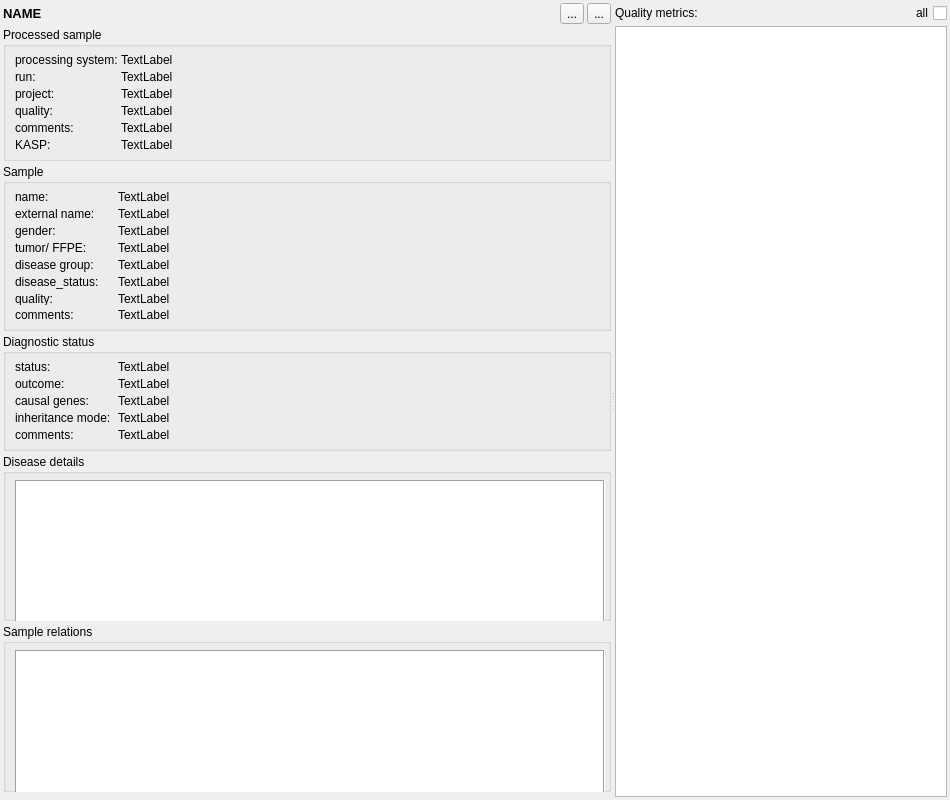
This is src/GSvar/ProcessedSampleWidget.ui in imgag/ngs-bits as Qt 5 draws it before an edit. The edited form follows.
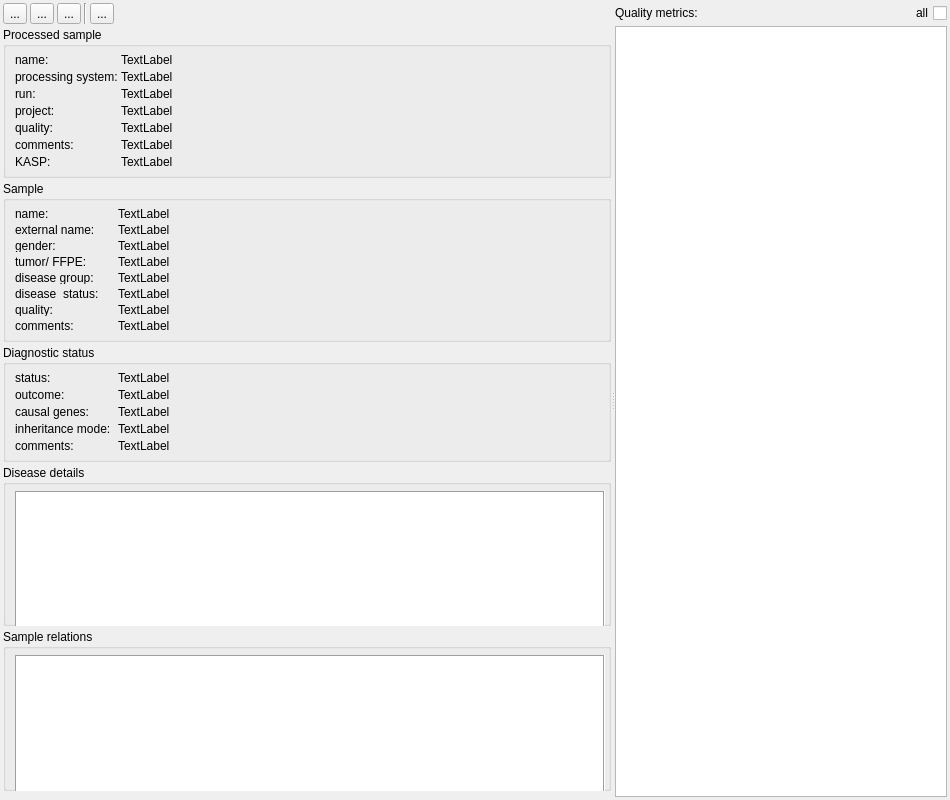
This is the edited form. Icons and pictures are not drawn. Custom widgets are drawn as their Qt base class.

What changed in the file:
```diff
--- a/src/GSvar/ProcessedSampleWidget.ui
+++ b/src/GSvar/ProcessedSampleWidget.ui
@@ -54,19 +54,27 @@
        <item>
         <layout class="QHBoxLayout" name="horizontalLayout_3">
          <item>
-          <widget class="QLabel" name="name">
-           <property name="font">
-            <font>
-             <pointsize>10</pointsize>
-             <weight>75</weight>
-             <bold>true</bold>
-            </font>
+          <widget class="QToolButton" name="edit_btn">
+           <property name="text">
+            <string>...</string>
            </property>
+           <property name="icon">
+            <iconset resource="GSvar.qrc">
+             <normaloff>:/Icons/Edit.png</normaloff>:/Icons/Edit.png</iconset>
+           </property>
+           <property name="popupMode">
+            <enum>QToolButton::InstantPopup</enum>
+           </property>
+          </widget>
+         </item>
+         <item>
+          <widget class="QToolButton" name="folder_btn">
            <property name="text">
-            <string>NAME</string>
+            <string>...</string>
            </property>
-           <property name="textInteractionFlags">
-            <set>Qt::LinksAccessibleByMouse|Qt::TextSelectableByMouse</set>
+           <property name="icon">
+            <iconset resource="GSvar.qrc">
+             <normaloff>:/Icons/Folder.png</normaloff>:/Icons/Folder.png</iconset>
            </property>
           </widget>
          </item>
@@ -85,19 +93,42 @@
           </widget>
          </item>
          <item>
-          <widget class="QToolButton" name="edit_btn">
+          <widget class="Line" name="line">
+           <property name="orientation">
+            <enum>Qt::Vertical</enum>
+           </property>
+          </widget>
+         </item>
+         <item>
+          <widget class="QToolButton" name="igv_btn">
+           <property name="toolTip">
+            <string>&lt;html&gt;&lt;head/&gt;&lt;body&gt;&lt;p&gt;Add tracks of this processed sample to IGV&lt;/p&gt;&lt;/body&gt;&lt;/html&gt;</string>
+           </property>
            <property name="text">
             <string>...</string>
            </property>
            <property name="icon">
             <iconset resource="GSvar.qrc">
-             <normaloff>:/Icons/Edit.png</normaloff>:/Icons/Edit.png</iconset>
+             <normaloff>:/Icons/IGV.png</normaloff>:/Icons/IGV.png</iconset>
            </property>
            <property name="popupMode">
             <enum>QToolButton::InstantPopup</enum>
            </property>
           </widget>
          </item>
+         <item>
+          <spacer name="horizontalSpacer">
+           <property name="orientation">
+            <enum>Qt::Horizontal</enum>
+           </property>
+           <property name="sizeHint" stdset="0">
+            <size>
+             <width>40</width>
+             <height>20</height>
+            </size>
+           </property>
+          </spacer>
+         </item>
         </layout>
        </item>
        <item>
@@ -130,7 +161,7 @@
           <property name="bottomMargin">
            <number>6</number>
           </property>
-          <item row="0" column="0">
+          <item row="1" column="0">
            <widget class="QLabel" name="label_3">
             <property name="minimumSize">
              <size>
@@ -143,7 +174,7 @@
             </property>
            </widget>
           </item>
-          <item row="0" column="1">
+          <item row="1" column="1">
            <widget class="QLabel" name="system">
             <property name="text">
              <string>TextLabel</string>
@@ -153,14 +184,14 @@
             </property>
            </widget>
           </item>
-          <item row="1" column="0">
+          <item row="2" column="0">
            <widget class="QLabel" name="label_4">
             <property name="text">
              <string>run:</string>
             </property>
            </widget>
           </item>
-          <item row="1" column="1">
+          <item row="2" column="1">
            <widget class="QLabel" name="run">
             <property name="text">
              <string>TextLabel</string>
@@ -170,14 +201,14 @@
             </property>
            </widget>
           </item>
-          <item row="2" column="0">
+          <item row="3" column="0">
            <widget class="QLabel" name="label_5">
             <property name="text">
              <string>project:</string>
             </property>
            </widget>
           </item>
-          <item row="2" column="1">
+          <item row="3" column="1">
            <widget class="QLabel" name="project">
             <property name="text">
              <string>TextLabel</string>
@@ -187,14 +218,14 @@
             </property>
            </widget>
           </item>
-          <item row="3" column="0">
+          <item row="4" column="0">
            <widget class="QLabel" name="label_9">
             <property name="text">
              <string>quality:</string>
             </property>
            </widget>
           </item>
-          <item row="3" column="1">
+          <item row="4" column="1">
            <widget class="QLabel" name="quality">
             <property name="text">
              <string>TextLabel</string>
@@ -204,14 +235,14 @@
             </property>
            </widget>
           </item>
-          <item row="4" column="0">
+          <item row="5" column="0">
            <widget class="QLabel" name="label_10">
             <property name="text">
              <string>comments:</string>
             </property>
            </widget>
           </item>
-          <item row="4" column="1">
+          <item row="5" column="1">
            <widget class="QLabel" name="comments_processed_sample">
             <property name="text">
              <string>TextLabel</string>
@@ -224,7 +255,7 @@
             </property>
            </widget>
           </item>
-          <item row="5" column="0">
+          <item row="6" column="0">
            <widget class="QLabel" name="label_16">
             <property name="toolTip">
              <string>&lt;html&gt;&lt;head/&gt;&lt;body&gt;&lt;p&gt;Sample swap probability based on KASP assay&lt;/p&gt;&lt;/body&gt;&lt;/html&gt;</string>
@@ -234,13 +265,30 @@
             </property>
            </widget>
           </item>
-          <item row="5" column="1">
+          <item row="6" column="1">
            <widget class="QLabel" name="kasp">
             <property name="text">
              <string>TextLabel</string>
             </property>
            </widget>
           </item>
+          <item row="0" column="0">
+           <widget class="QLabel" name="label_21">
+            <property name="text">
+             <string>name:</string>
+            </property>
+           </widget>
+          </item>
+          <item row="0" column="1">
+           <widget class="QLabel" name="name">
+            <property name="text">
+             <string>TextLabel</string>
+            </property>
+            <property name="textInteractionFlags">
+             <set>Qt::LinksAccessibleByMouse|Qt::TextSelectableByMouse</set>
+            </property>
+           </widget>
+          </item>
          </layout>
         </widget>
        </item>
```
